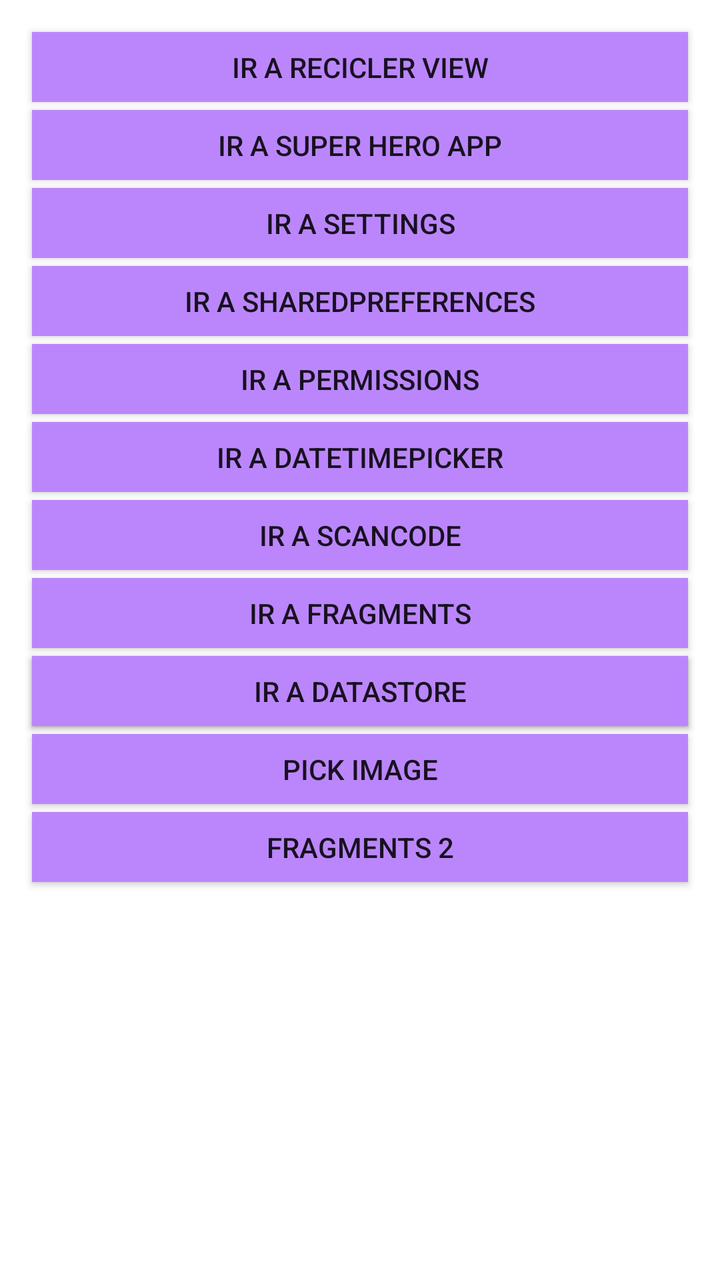
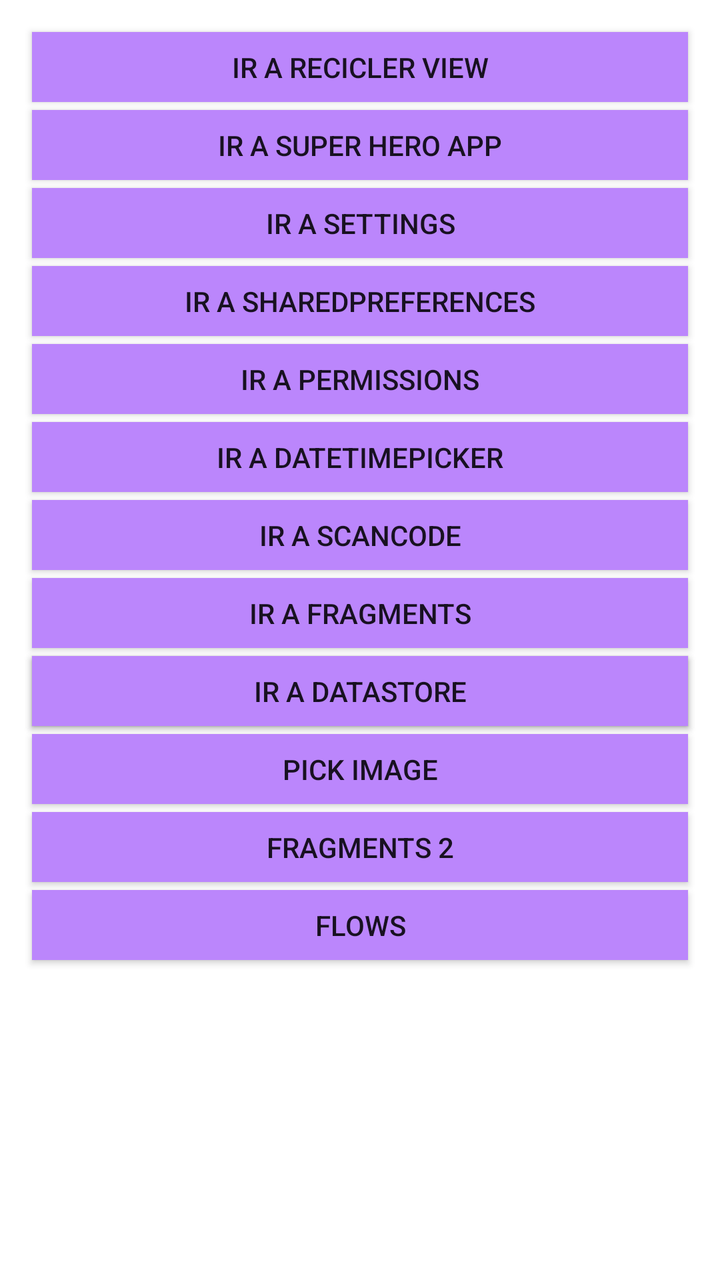

The first picture is an Android layout as it rendered before a commit; the second is the same layout after the commit. The layout source and the unified diff follow.
<!-- AndroidManifest.xml: application theme Theme.POO_1 -->
<!-- res/layout/activity_main.xml -->
<?xml version="1.0" encoding="utf-8"?>
<RelativeLayout xmlns:android="http://schemas.android.com/apk/res/android"
    xmlns:app="http://schemas.android.com/apk/res-auto"
    xmlns:tools="http://schemas.android.com/tools"
    android:layout_width="match_parent"
    android:layout_height="match_parent"
    android:layout_margin="26dp"
    tools:context=".MainActivity">


    

    <Button
        android:id="@+id/btnReciclerView"
        android:layout_width="match_parent"
        android:layout_height="35sp"
        android:background="@color/purple_200"
        android:text="IR a recicler view"
        android:layout_marginTop="16dp"
        android:layout_marginLeft="16dp"
        android:layout_marginRight="16dp"

        />
    <Button
        android:id="@+id/btnSuperHero"
        android:layout_width="match_parent"
        android:layout_height="35sp"
        android:background="@color/purple_200"
        android:text="IR a super hero app"
        android:layout_below="@id/btnReciclerView"
        android:layout_marginTop="4dp"
        android:layout_marginLeft="16dp"
        android:layout_marginRight="16dp"
        />
    <Button
        android:id="@+id/btnSettings"
        android:layout_width="match_parent"
        android:layout_height="35sp"
        android:background="@color/purple_200"
        android:text="IR a Settings"
        android:layout_below="@id/btnSuperHero"
        android:layout_marginTop="4dp"
        android:layout_marginLeft="16dp"
        android:layout_marginRight="16dp"
        />

    <Button
        android:id="@+id/btnSharedPreferences"
        android:layout_width="match_parent"
        android:layout_height="35sp"
        android:padding="0sp"
        android:background="@color/purple_200"
        android:text="IR a SharedPreferences"
        android:layout_below="@id/btnSettings"
        android:layout_marginTop="4dp"
        android:layout_marginLeft="16dp"
        android:layout_marginRight="16dp"
        />
    <Button
        android:id="@+id/btnPermissions"
        android:layout_width="match_parent"
        android:layout_height="35sp"
        android:background="@color/purple_200"
        android:text="IR a PERMISSIONS"
        android:layout_below="@id/btnSharedPreferences"
        android:layout_marginTop="4dp"
        android:layout_marginLeft="16dp"
        android:layout_marginRight="16dp"
        />

    <Button
        android:id="@+id/btnDateTimePicker"
        android:layout_width="match_parent"
        android:layout_height="35sp"
        android:background="@color/purple_200"
        android:text="IR a DateTimePicker"
        android:layout_below="@id/btnPermissions"
        android:layout_marginTop="4dp"
        android:layout_marginLeft="16dp"
        android:layout_marginRight="16dp"
        />
    <Button
        android:id="@+id/btnScanCode"
        android:layout_width="match_parent"
        android:layout_height="35sp"
        android:background="@color/purple_200"
        android:text="IR a ScanCode"
        android:layout_below="@id/btnDateTimePicker"
        android:layout_marginTop="4dp"
        android:layout_marginLeft="16dp"
        android:layout_marginRight="16dp"
        />

    <Button
        android:id="@+id/btnFragments"
        android:layout_width="match_parent"
        android:layout_height="35sp"
        android:background="@color/purple_200"
        android:text="IR a Fragments"
        android:layout_below="@id/btnScanCode"
        android:layout_marginTop="4dp"
        android:layout_marginLeft="16dp"
        android:layout_marginRight="16dp"
        />
    <Button
        android:id="@+id/btnMVVM"
        android:layout_width="match_parent"
        android:layout_height="35sp"
        android:background="@color/purple_200"
        android:text="IR a MVVM"
        android:layout_below="@id/btnFragments"
        android:layout_marginTop="4dp"
        android:layout_marginLeft="16dp"
        android:layout_marginRight="16dp"
        />
    <Button
        android:id="@+id/btnDataStore"
        android:layout_width="match_parent"
        android:layout_height="35sp"
        android:background="@color/purple_200"
        android:text="IR a DataStore"
        android:layout_below="@id/btnFragments"
        android:layout_marginTop="4dp"
        android:layout_marginLeft="16dp"
        android:layout_marginRight="16dp"
        />
    <Button
        android:id="@+id/btnPickImage"
        android:layout_width="match_parent"
        android:layout_height="35sp"
        android:background="@color/purple_200"
        android:text="pick image"
        android:layout_below="@id/btnDataStore"
        android:layout_marginTop="4dp"
        android:layout_marginLeft="16dp"
        android:layout_marginRight="16dp"
        />
    <Button
        android:id="@+id/btnFragments2"
        android:layout_width="match_parent"
        android:layout_height="35sp"
        android:background="@color/purple_200"
        android:text="Fragments 2"
        android:layout_below="@id/btnPickImage"
        android:layout_marginTop="4dp"
        android:layout_marginLeft="16dp"
        android:layout_marginRight="16dp"
        />

</RelativeLayout>
<!-- resources referenced by this layout -->
<resources>
  <color name="purple_200">#FFBB86FC</color>
  <style name="Theme.POO_1" parent="Theme.MaterialComponents.DayNight.NoActionBar">
          
          <item name="colorPrimary">@color/purple_500</item>
          <item name="colorPrimaryVariant">@color/purple_700</item>
          <item name="colorOnPrimary">@color/white</item>
          
          <item name="colorSecondary">@color/teal_200</item>
          <item name="colorSecondaryVariant">@color/teal_700</item>
          <item name="colorOnSecondary">@color/black</item>
          
          <item name="android:statusBarColor">?attr/colorPrimaryVariant</item>
          
      </style>
  <color name="purple_500">#FF6200EE</color>
  <color name="purple_700">#FF3700B3</color>
  <color name="white">#FFFFFFFF</color>
  <color name="teal_200">#FF03DAC5</color>
  <color name="teal_700">#FF018786</color>
  <color name="black">#FF000000</color>
</resources>

<!-- the commit's change to res/layout/activity_main.xml (unified diff, before → after) -->
@@ -146,5 +146,16 @@
         android:layout_marginLeft="16dp"
         android:layout_marginRight="16dp"
         />
+    <Button
+        android:id="@+id/btnFlows"
+        android:layout_width="match_parent"
+        android:layout_height="35sp"
+        android:background="@color/purple_200"
+        android:text="Flows"
+        android:layout_below="@id/btnFragments2"
+        android:layout_marginTop="4dp"
+        android:layout_marginLeft="16dp"
+        android:layout_marginRight="16dp"
+        />
 
 </RelativeLayout>
